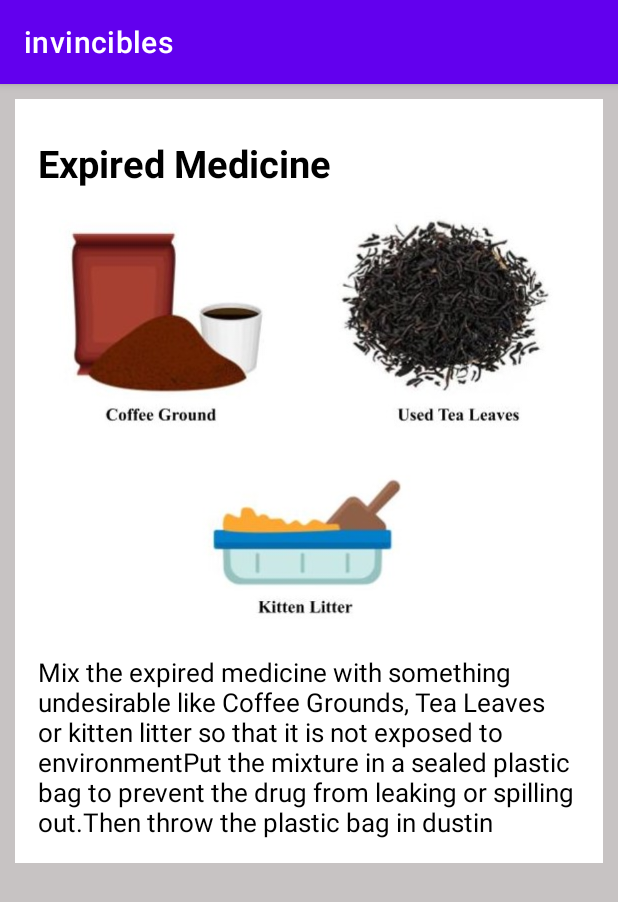
After one commit to itssinghankit/medscape, an Android app: the household screen opened directly, with no data from a screen before it, on a phone screen of 412 x 824 dp. The commit adds this screen. Shown: the top 902 px of the screen. Run offline under Robolectric (Android 15) with nearby library versions, the phone set to English and light mode, and no system bars.

Commit message:
till now

```diff
--- a/app/src/main/AndroidManifest.xml
+++ b/app/src/main/AndroidManifest.xml
@@ -12,6 +12,13 @@
         android:supportsRtl="true"
         android:theme="@style/Theme.Invincibles"
         tools:targetApi="31">
+        <activity
+            android:name=".household"
+            android:exported="false">
+            <meta-data
+                android:name="android.app.lib_name"
+                android:value="" />
+        </activity>
         <activity
             android:name=".HospitalList"
             android:exported="false">
--- /dev/null
+++ b/app/src/main/java/com/example/invincibles/household.kt
@@ -0,0 +1,11 @@
+package com.example.invincibles
+
+import androidx.appcompat.app.AppCompatActivity
+import android.os.Bundle
+
+class household : AppCompatActivity() {
+    override fun onCreate(savedInstanceState: Bundle?) {
+        super.onCreate(savedInstanceState)
+        setContentView(R.layout.activity_household)
+    }
+}
--- /dev/null
+++ b/app/src/main/res/layout/activity_household.xml
@@ -0,0 +1,107 @@
+<?xml version="1.0" encoding="utf-8"?>
+<androidx.constraintlayout.widget.ConstraintLayout xmlns:android="http://schemas.android.com/apk/res/android"
+    xmlns:app="http://schemas.android.com/apk/res-auto"
+    xmlns:tools="http://schemas.android.com/tools"
+    android:layout_width="match_parent"
+    android:layout_height="match_parent"
+    tools:context=".household"
+    android:background="#C7C3C3">
+    <ScrollView
+        xmlns:app="http://schemas.android.com/apk/res-auto"
+        xmlns:tools="http://schemas.android.com/tools"
+        android:layout_width="match_parent"
+        android:layout_height="match_parent"
+        android:background="#C7C3C3"
+        tools:context=".household">
+<LinearLayout
+    android:layout_width="match_parent"
+    android:layout_height="wrap_content"
+    android:layout_margin="10dp"
+    android:background="@color/white"
+    android:padding="15dp"
+    android:orientation="vertical">
+
+    <TextView
+        android:layout_width="match_parent"
+        android:layout_height="wrap_content"
+        android:text="Expired Medicine"
+        android:id="@+id/ut1"
+        android:textSize="25dp"
+        android:textStyle="bold"
+        android:textColor="@color/black"
+        android:paddingTop="10dp"
+        android:paddingBottom="10dp" />
+
+    <ImageView
+        android:layout_width="match_parent"
+        android:layout_height="300dp"
+        android:src="@drawable/img1" />
+    <TextView
+        android:layout_width="match_parent"
+        android:layout_height="wrap_content"
+        android:text="@string/text1"
+        android:textColor="@color/black"
+        android:textSize="17sp"/>
+</LinearLayout>
+
+
+<!--    <LinearLayout-->
+<!--        android:layout_width="match_parent"-->
+<!--        android:layout_height="wrap_content"-->
+<!--        android:layout_margin="10dp"-->
+<!--        android:background="@color/white"-->
+<!--        android:padding="15dp"-->
+<!--        android:orientation="vertical"-->
+<!--        android:layout_marginTop="50dp">-->
+
+<!--        <TextView-->
+<!--            android:layout_width="match_parent"-->
+<!--            android:layout_height="wrap_content"-->
+<!--            android:text="Expired Medicine"-->
+<!--            android:textSize="25dp"-->
+<!--            android:textStyle="bold"-->
+<!--            android:textColor="@color/black"-->
+<!--            android:paddingTop="10dp"-->
+<!--            android:paddingBottom="10dp" />-->
+<!--        <ImageView-->
+<!--            android:layout_width="match_parent"-->
+<!--            android:layout_height="300dp"-->
+<!--            android:src="@drawable/img1" />-->
+<!--        <TextView-->
+<!--            android:layout_width="match_parent"-->
+<!--            android:layout_height="wrap_content"-->
+<!--            android:text="@string/text1"-->
+<!--            android:textColor="@color/black"-->
+<!--            android:textSize="17sp"/>-->
+
+<!--   -->
+<!--</LinearLayout>-->
+<!--        <LinearLayout-->
+<!--            android:layout_width="match_parent"-->
+<!--            android:layout_height="wrap_content"-->
+<!--            android:layout_margin="10dp"-->
+<!--            android:background="@color/white"-->
+<!--            android:padding="15dp"-->
+<!--            android:orientation="vertical">-->
+<!--        <TextView-->
+<!--            android:layout_width="match_parent"-->
+<!--            android:layout_height="wrap_content"-->
+<!--            android:text="Expired Medicine"-->
+<!--            android:textSize="25dp"-->
+<!--            android:textStyle="bold"-->
+<!--            android:textColor="@color/black"-->
+<!--            android:paddingTop="10dp"-->
+<!--            android:paddingBottom="10dp" />-->
+<!--        <ImageView-->
+<!--            android:layout_width="match_parent"-->
+<!--            android:layout_height="300dp"-->
+<!--            android:src="@drawable/img1" />-->
+<!--        <TextView-->
+<!--            android:layout_width="match_parent"-->
+<!--            android:layout_height="wrap_content"-->
+<!--            android:text="@string/text1"-->
+<!--            android:textColor="@color/black"-->
+<!--            android:textSize="17sp"/>-->
+<!--        </LinearLayout>-->
+    </ScrollView>
+</androidx.constraintlayout.widget.ConstraintLayout>
--- a/app/src/main/res/layout/hospitalecyitem.xml
+++ b/app/src/main/res/layout/hospitalecyitem.xml
@@ -12,9 +12,12 @@
             android:layout_width="80dp"
             android:layout_height="80dp"
             android:id="@+id/hospitalphoto"
-            android:src="@drawable/Purple_Circle"/>
+            android:src="@drawable/purplecircle"
+            app:layout_constraintTop_toTopOf="parent"
+            app:layout_constraintLeft_toLeftOf="parent"/>
 
         <TextView
+            app:layout_constraintTop_toTopOf="parent"
             android:layout_width="wrap_content"
             android:layout_height="wrap_content"
             android:text="gb pant hospital"
--- a/app/src/main/res/values/strings.xml
+++ b/app/src/main/res/values/strings.xml
@@ -1,3 +1,4 @@
 <resources>
     <string name="app_name">invincibles</string>
+    <string name="text1">Mix the expired medicine with something undesirable like Coffee Grounds, Tea Leaves or kitten litter so that it is not exposed to environmentPut the mixture in a sealed plastic bag to prevent the drug from leaking or spilling out.Then throw the plastic bag in dustin</string>
 </resources>
```
Also changed, not shown: app/src/main/res/drawable/img1.jpg (added), app/src/main/res/drawable/purplecircle.png (renamed from app/src/main/res/drawable/Purple_Circle.png).
